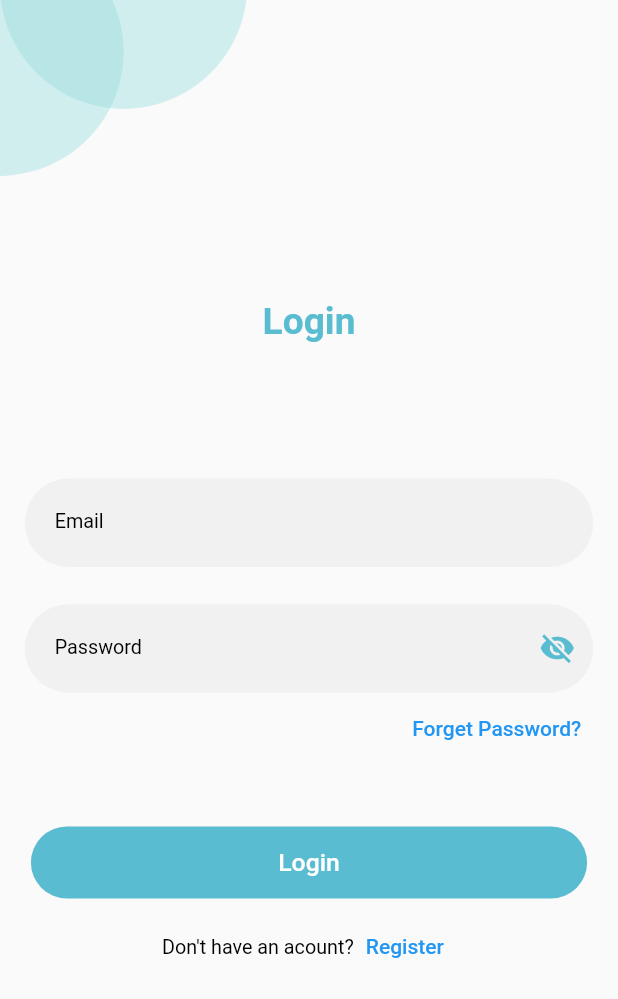
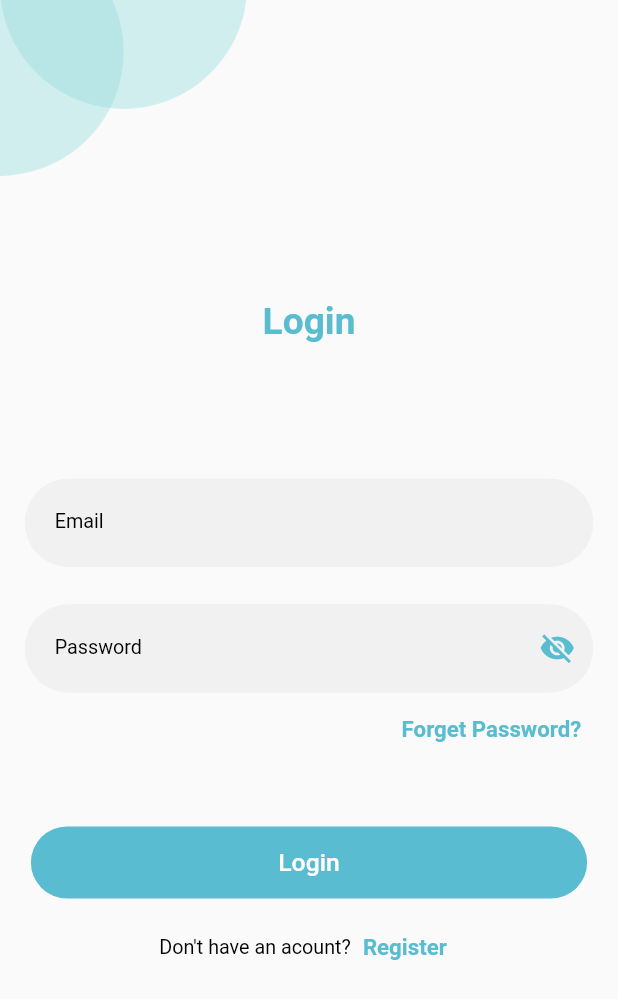
Before and after one commit to Olaoluwa1995/firebase_authentication, a Flutter app: the screen it shows after launch, scrolled down 88 dp, after a tap on "Register", after a tap on "Login", on a phone screen of 412 x 824 dp. Shown: the top 999 px of the screen. Run offline on Flutter 3.47's test engine with Material 2 defaults, Android fonts, the phone set to English and light mode, and no system bars; our stand-ins replace cloud_firestore, firebase_auth, firebase_core; accounts and stored records are empty; Roboto replaces fonts that are missing (Ubuntu).

Commit message:
Updated files

```diff
--- a/lib/constants/app_fonts.dart
+++ b/lib/constants/app_fonts.dart
@@ -1,12 +1,19 @@
 import 'package:firebase_authentication/config/size_config.dart';
+import 'package:firebase_authentication/constants/app_colors.dart';
 import 'package:flutter/material.dart';
 
 // App Fonts Class - Resource class for storing app level font constants
 class AppFonts {
-  static TextStyle valueStyle = TextStyle(
+  static TextStyle heading = TextStyle(
     fontSize: SizeConfig.textMultiplier! * 2.3,
     color: Colors.black,
     fontWeight: FontWeight.w700,
+  );
+
+  static TextStyle link = TextStyle(
+    fontSize: SizeConfig.textMultiplier! * 1.8,
+    fontWeight: FontWeight.bold,
+    color: AppColors.primaryColor,
   );
 
   static TextStyle body1 = TextStyle(
```
Also changed, not shown: 2 other files.
